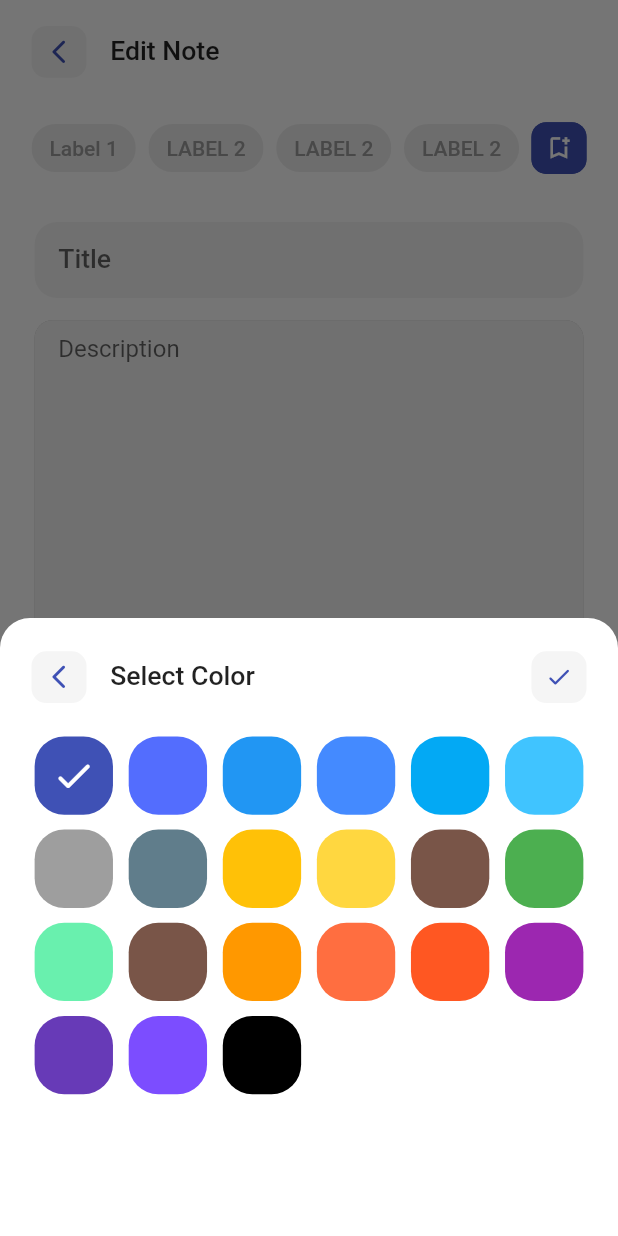
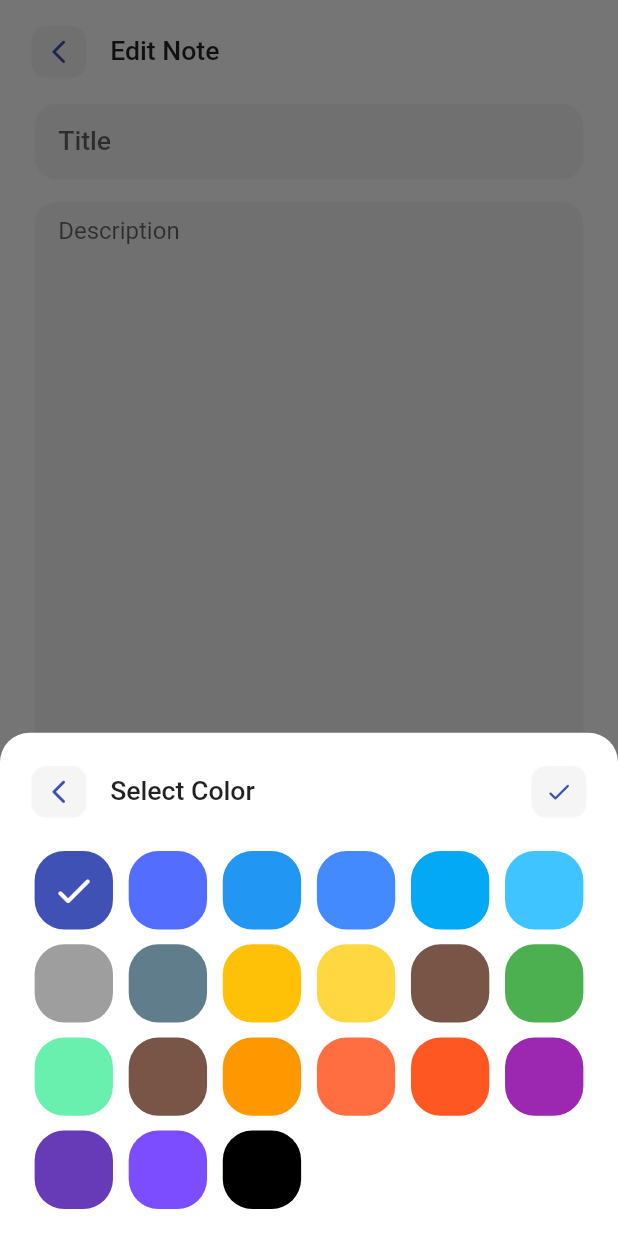
Before and after one commit to motasimfuad/deeNotes-personal_notebooks, a Flutter app: the EditNotePage screen opened directly with empty values, after a tap on the "color lens" icon, on a phone screen of 412 x 824 dp. Run offline on Flutter 3.47's test engine with Material 2 defaults, Android fonts, the phone set to English and light mode, and no system bars; our stand-ins replace bloc, dartz, equatable, flash, flutter_bloc, flutter_screenutil and 4 more; accounts and stored records are empty; statements that could not run were skipped.

Commit message:
note edit page ui updated

```diff
--- /dev/null
+++ b/lib/core/widgets/k_bottom_sheet.dart
@@ -0,0 +1,25 @@
+import 'package:flutter/material.dart';
+import 'package:notebooks/core/constants/constants.dart';
+
+KBottomSheet({
+  required BuildContext context,
+  required Widget child,
+  double? height,
+  double? top,
+}) {
+  showModalBottomSheet(
+    context: context,
+    builder: (context) => SizedBox(
+      height: height ?? 340.h,
+      child: child,
+    ),
+    isDismissible: false,
+    isScrollControlled: false,
+    clipBehavior: Clip.antiAlias,
+    shape: RoundedRectangleBorder(
+      borderRadius: BorderRadius.vertical(
+        top: Radius.circular(top?.r ?? 20.r),
+      ),
+    ),
+  );
+}
--- a/lib/core/widgets/k_text_field.dart
+++ b/lib/core/widgets/k_text_field.dart
@@ -13,6 +13,7 @@ class KTextField extends StatefulWidget {
   final bool hasBorder;
   final bool hasBottomMargin;
   final bool smallPadding;
+  final Color? fillColor;
   final Function(String)? onChanged;
 
   const KTextField({
@@ -26,6 +27,7 @@ class KTextField extends StatefulWidget {
     this.hasBorder = false,
     this.hasBottomMargin = true,
     this.smallPadding = false,
+    this.fillColor,
     this.onChanged,
   }) : super(key: key);
 
@@ -67,7 +69,7 @@ class _KTextFieldState extends State<KTextField> {
                 ),
                 hintText: widget.labelText,
                 filled: true,
-                fillColor: Colors.grey.shade100,
+                fillColor: widget.fillColor ?? Colors.grey.shade100,
                 contentPadding: EdgeInsets.symmetric(
                   horizontal: 15.w,
                   vertical: widget.smallPadding ? 8.w : 15.h,
--- a/lib/features/note/presentation/pages/create_note_page.dart
+++ b/lib/features/note/presentation/pages/create_note_page.dart
@@ -12,6 +12,7 @@ import 'package:notebooks/features/note/domain/entities/note_entity.dart';
 import 'package:notebooks/features/note/presentation/bloc/note_bloc.dart';
 
 import '../../../../core/router/app_router.dart';
+import '../../../../core/widgets/k_bottom_sheet.dart';
 
 class CreateNotePage extends StatefulWidget {
   final int notebookId;
@@ -193,27 +194,27 @@ class _CreateNotePageState extends State<CreateNotePage> {
             children: [
               IconButton(
                 onPressed: () {
-                  showModalBottomSheet(
+                  // showModalBottomSheet(
+                  //   context: context,
+                  //   builder: (context) => SizedBox(
+                  //     height: 340.h,
+                  //     child: KSelectColorSheet(
+                  //       noteColor: noteColor,
+                  //     ),
+                  //   ),
+                  //   isDismissible: false,
+                  //   isScrollControlled: false,
+                  //   clipBehavior: Clip.antiAlias,
+                  //   shape: RoundedRectangleBorder(
+                  //     borderRadius: BorderRadius.vertical(
+                  //       top: Radius.circular(20.r),
+                  //     ),
+                  //   ),
+                  // );
+                  KBottomSheet(
                     context: context,
-                    builder: (context) => SizedBox(
-                      height: 340.h,
-                      child: KSelectColorSheet(
-                        noteColor: noteColor,
-                        // onSelected: (selNoteColor) {
-                        //   print(selNoteColor);
-                        //   BlocProvider.of<NoteBloc>(context).add(
-                        //     SelectNoteColorEvent(color: selNoteColor),
-                        //   );
-                        // },
-                      ),
-                    ),
-                    isDismissible: false,
-                    isScrollControlled: false,
-                    clipBehavior: Clip.antiAlias,
-                    shape: RoundedRectangleBorder(
-                      borderRadius: BorderRadius.vertical(
-                        top: Radius.circular(20.r),
-                      ),
+                    child: KSelectColorSheet(
+                      noteColor: noteColor,
                     ),
                   );
                 },
--- a/lib/features/note/presentation/pages/edit_note_page.dart
+++ b/lib/features/note/presentation/pages/edit_note_page.dart
@@ -1,17 +1,16 @@
 import 'package:flutter/material.dart';
+import 'package:flutter_bloc/flutter_bloc.dart';
 import 'package:flutter_screenutil/flutter_screenutil.dart';
 import 'package:notebooks/core/widgets/k_appbar.dart';
+import 'package:notebooks/core/widgets/k_bottom_sheet.dart';
 
 import 'package:notebooks/features/note/domain/entities/note_entity.dart';
-import 'package:notebooks/features/notebook/data/models/notebook_model.dart';
-import 'package:notebooks/core/widgets/k_add_label_sheet.dart';
 import 'package:notebooks/core/widgets/k_fab.dart';
-import 'package:notebooks/core/widgets/k_labels.dart';
 import 'package:notebooks/core/widgets/k_select_color_sheet.dart';
 import 'package:notebooks/core/widgets/k_text_field.dart';
-import 'package:notebooks/features/notebook/domain/entities/notebook_entity.dart';
+import 'package:notebooks/features/note/presentation/bloc/note_bloc.dart';
 
-import '../../../../core/constants/colors.dart';
+import '../../../../data/models/note_color.dart';
 
 class EditNotePage extends StatefulWidget {
   int noteId;
@@ -25,13 +24,18 @@ class EditNotePage extends StatefulWidget {
 }
 
 class _EditNotePageState extends State<EditNotePage> {
+  TextEditingController titleController = TextEditingController();
+  TextEditingController descriptionController = TextEditingController();
+
   NoteEntity? note;
-
-  var titleController = TextEditingController();
-  var descriptionController = TextEditingController();
+  NoteColor? noteColor;
+  NoteColor? defaultNoteColor;
 
   @override
   void initState() {
+    print('initState');
+    context.read<NoteBloc>().add(FindNoteEvent(id: widget.noteId));
+
     titleController.text = note?.title ?? '';
     descriptionController.text = note?.description ?? '';
     super.initState();
@@ -39,14 +43,26 @@ class _EditNotePageState extends State<EditNotePage> {
 
   @override
   Widget build(BuildContext context) {
-    NotebookEntity notebook = sampleNotebook;
-    // Note note = sampleNote;
     return Scaffold(
-      body: SafeArea(
-        child: CustomScrollView(
-          slivers: [
-            SliverFillRemaining(
-              hasScrollBody: true,
+      body: BlocConsumer<NoteBloc, NoteState>(
+        listener: (context, state) {
+          if (state is NoteLoaded) {
+            note = state.note;
+
+            titleController.text = note?.title ?? '';
+            descriptionController.text = note?.description ?? '';
+          }
+
+          if (state is AllNoteColorsFetchedState) {
+            defaultNoteColor = state.colors.first;
+          }
+
+          if (state is NoteColorSelectedState) {
+            noteColor = state.color;
+          }
+        },
+        builder: (context, state) {
+          return SafeArea(
             child: Column(
               children: [
                 Column(
@@ -58,27 +74,27 @@ class _EditNotePageState extends State<EditNotePage> {
                         Navigator.pop(context);
                       },
                     ),
-                      Padding(
-                        padding: EdgeInsets.symmetric(
-                          horizontal: 20.w,
-                          vertical: 10.h,
-                        ),
-                        child: KLabels(
-                          notebook: notebook,
-                          onPressed: () => showModalBottomSheet(
-                            context: context,
-                            isScrollControlled: true,
-                            clipBehavior: Clip.antiAlias,
-                            shape: const RoundedRectangleBorder(
-                              borderRadius: BorderRadius.vertical(
-                                top: Radius.circular(20),
-                              ),
-                            ),
-                            builder: (context) =>
-                                KAddLabelSheet(notebook: notebook),
-                          ),
-                        ),
-                      ),
+                    // Padding(
+                    //   padding: EdgeInsets.symmetric(
+                    //     horizontal: 20.w,
+                    //     vertical: 10.h,
+                    //   ),
+                    //   child: KLabels(
+                    //     notebook: notebook,
+                    //     onPressed: () => showModalBottomSheet(
+                    //       context: context,
+                    //       isScrollControlled: true,
+                    //       clipBehavior: Clip.antiAlias,
+                    //       shape: const RoundedRectangleBorder(
+                    //         borderRadius: BorderRadius.vertical(
+                    //           top: Radius.circular(20),
+                    //         ),
+                    //       ),
+                    //       builder: (context) =>
+                    //           KAddLabelSheet(notebook: notebook),
+                    //     ),
+                    //   ),
+                    // ),
                   ],
                 ),
                 Expanded(
@@ -88,11 +104,14 @@ class _EditNotePageState extends State<EditNotePage> {
                     scrollDirection: Axis.vertical,
                     physics: const ClampingScrollPhysics(),
                     child: Padding(
-                        padding: EdgeInsets.symmetric(
-                            horizontal: 22.w, vertical: 20.h),
+                      padding: EdgeInsets.only(
+                        left: 22.w,
+                        right: 22.w,
+                        // vertical: 20.h,
+                        bottom: 20.h,
+                      ),
                       child: Column(
                         crossAxisAlignment: CrossAxisAlignment.stretch,
-                          mainAxisAlignment: MainAxisAlignment.spaceBetween,
                         children: [
                           Column(
                             children: [
@@ -100,13 +119,16 @@ class _EditNotePageState extends State<EditNotePage> {
                                 controller: titleController,
                                 labelText: 'Title',
                                 isBold: true,
+                                fillColor:
+                                    note?.noteColor.color.withOpacity(0.1),
                               ),
                               Container(
-                                  height: 490.h,
                                 decoration: BoxDecoration(
-                                    color: Colors.grey.shade400,
+                                  // color:
+                                  //     note?.noteColor.color.withOpacity(0.1) ??
+                                  //         Colors.grey.shade400,
                                   borderRadius: BorderRadius.all(
-                                      Radius.circular(12.r),
+                                    Radius.circular(15.r),
                                   ),
                                 ),
                                 child: TextField(
@@ -119,11 +141,13 @@ class _EditNotePageState extends State<EditNotePage> {
                                     border: OutlineInputBorder(
                                       borderSide: BorderSide.none,
                                       borderRadius: BorderRadius.all(
-                                          Radius.circular(12.r),
+                                        Radius.circular(15.r),
                                       ),
                                     ),
                                     filled: true,
-                                      fillColor: Colors.grey.shade100,
+                                    fillColor: note?.noteColor.color
+                                            .withOpacity(0.1) ??
+                                        Colors.grey.shade100,
                                     contentPadding: EdgeInsets.only(
                                       left: 15.w,
                                       right: 15.w,
@@ -131,7 +155,7 @@ class _EditNotePageState extends State<EditNotePage> {
                                       bottom: 0.h,
                                     ),
                                   ),
-                                    scrollPadding: EdgeInsets.all(160.w),
+                                  scrollPadding: EdgeInsets.all(200.w),
                                 ),
                               ),
                             ],
@@ -143,44 +167,52 @@ class _EditNotePageState extends State<EditNotePage> {
                 ),
               ],
             ),
-            ),
-          ],
-        ),
+          );
+        },
       ),
       floatingActionButtonLocation: FloatingActionButtonLocation.endDocked,
       floatingActionButton: KFab(
-        label: 'SAVE',
+        label: 'UPDATE',
         onPressed: () {},
         icon: Icons.save_rounded,
       ),
       bottomNavigationBar: BottomAppBar(
-        elevation: 0,
-        color: KColors.primary.withOpacity(0.1),
         child: Padding(
           padding: EdgeInsets.symmetric(horizontal: 15.w),
           child: Row(
             children: [
               IconButton(
                 onPressed: () {
-                  showModalBottomSheet(
+                  // showModalBottomSheet(
+                  //   context: context,
+                  //   builder: (context) => SizedBox(
+                  //     child: KSelectColorSheet(
+                  //       noteColor: noteColor,
+                  //     ),
+                  //   ),
+                  //   isDismissible: false,
+                  //   isScrollControlled: false,
+                  //   clipBehavior: Clip.antiAlias,
+                  //   shape: RoundedRectangleBorder(
+                  //     borderRadius: BorderRadius.vertical(
+                  //       top: Radius.circular(20.r),
+                  //     ),
+                  //   ),
+                  // );
+                  KBottomSheet(
                     context: context,
-                    builder: (context) => SizedBox(
-                      height: MediaQuery.of(context).size.height / 2,
-                      child: KSelectColorSheet(),
-                    ),
-                    isDismissible: false,
-                    isScrollControlled: false,
-                    clipBehavior: Clip.antiAlias,
-                    shape: const RoundedRectangleBorder(
-                      borderRadius: BorderRadius.vertical(
-                        top: Radius.circular(20),
-                      ),
+                    child: KSelectColorSheet(
+                      noteColor: noteColor,
                     ),
                   );
                 },
-                icon: const Icon(
+                icon: BlocBuilder<NoteBloc, NoteState>(
+                  builder: (context, state) {
+                    return Icon(
                       Icons.color_lens,
-                  color: KColors.primary,
+                      color: note?.noteColor.color ?? defaultNoteColor?.color,
+                    );
+                  },
                 ),
               ),
             ],
--- a/lib/features/note/presentation/pages/view_note_screen/view_note_page.dart
+++ b/lib/features/note/presentation/pages/view_note_screen/view_note_page.dart
@@ -210,7 +210,14 @@ class _ViewNotePageState extends State<ViewNotePage> {
                           iconType: IconType.bottomBar,
                           tooltip: 'Edit Note',
                           iconColor: note?.noteColor.color,
-                          onPressed: () {},
+                          onPressed: () {
+                            router.pushNamed(
+                              AppRouters.editNotePage,
+                              params: {
+                                RouterParams.noteId: note!.id.toString(),
+                              },
+                            );
+                          },
                         ),
                       ],
                     )
```
Lines whose indentation alone changed are shown as unchanged.
